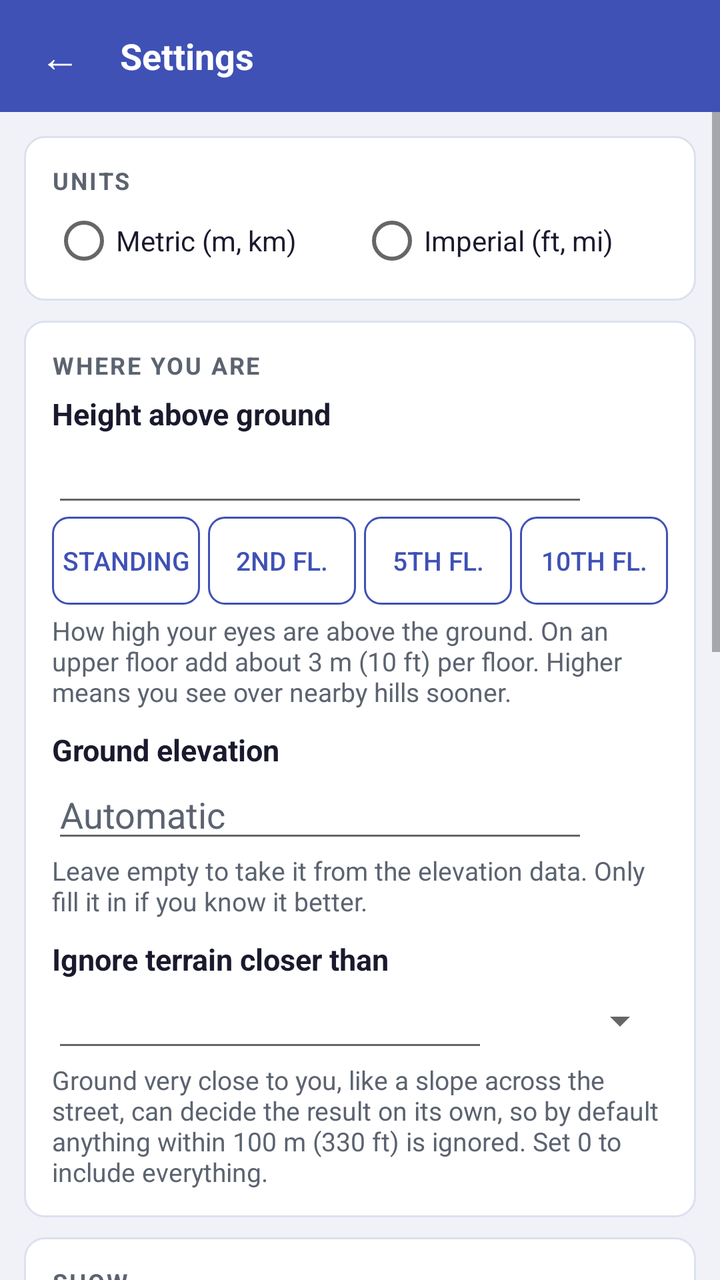
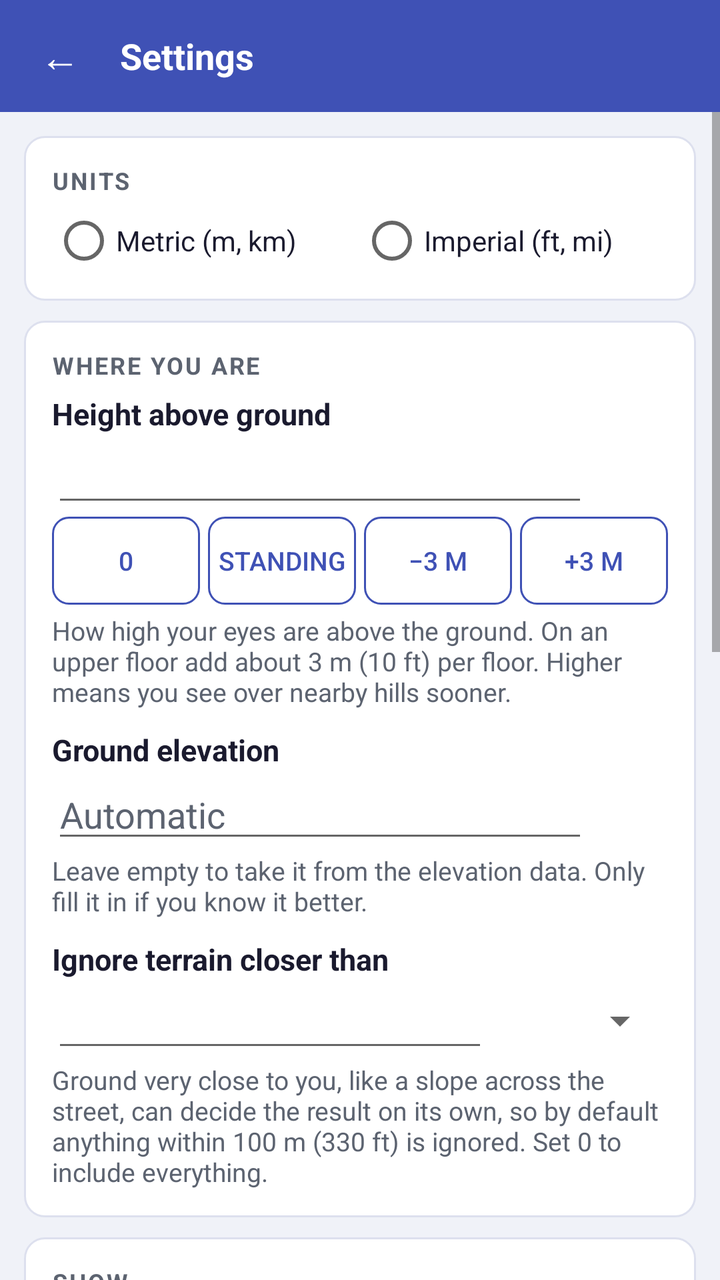

The first picture is an Android layout as it rendered before a commit; the second is the same layout after the commit. The layout source and the unified diff follow.
<!-- AndroidManifest.xml: application theme AppTheme -->
<!-- res/layout/activity_settings.xml -->
<?xml version="1.0" encoding="utf-8"?>
<LinearLayout xmlns:android="http://schemas.android.com/apk/res/android"
    android:layout_width="match_parent"
    android:layout_height="match_parent"
    android:orientation="vertical"
    android:background="@color/bg_page">

    <LinearLayout
        android:layout_width="match_parent"
        android:layout_height="56dp"
        android:orientation="horizontal"
        android:background="@color/bg_header"
        android:gravity="center_vertical"
        android:paddingLeft="8dp"
        android:paddingRight="16dp">

        <Button
            android:id="@+id/btn_back"
            android:layout_width="44dp"
            android:layout_height="44dp"
            android:text="←"
            android:textSize="20sp"
            android:textColor="@color/text_on_primary"
            android:background="@drawable/btn_header"
            android:contentDescription="Back"
            android:focusable="true" />

        <TextView
            android:layout_width="wrap_content"
            android:layout_height="wrap_content"
            android:layout_marginLeft="8dp"
            android:text="Settings"
            android:textColor="@color/text_on_primary"
            android:textSize="18sp"
            android:textStyle="bold" />
    </LinearLayout>

    <ScrollView
        android:layout_width="match_parent"
        android:layout_height="match_parent">

        <LinearLayout
            android:layout_width="match_parent"
            android:layout_height="wrap_content"
            android:orientation="vertical"
            android:padding="12dp">

            <LinearLayout style="@style/Card">
                <TextView style="@style/SectionTitle" android:text="Units" />
                <RadioGroup android:id="@+id/units" android:layout_width="match_parent" android:layout_height="wrap_content" android:orientation="horizontal">
                    <RadioButton android:id="@+id/units_metric" android:layout_width="0dp" android:layout_height="wrap_content" android:layout_weight="1" android:text="Metric (m, km)" android:textColor="@color/text_primary" />
                    <RadioButton android:id="@+id/units_imperial" android:layout_width="0dp" android:layout_height="wrap_content" android:layout_weight="1" android:text="Imperial (ft, mi)" android:textColor="@color/text_primary" />
                </RadioGroup>
            </LinearLayout>

            <LinearLayout style="@style/Card">
                <TextView style="@style/SectionTitle" android:text="Where you are" />

                <TextView style="@style/FieldLabel" android:layout_marginTop="0dp" android:text="Height above ground" />
                <LinearLayout android:layout_width="match_parent" android:layout_height="wrap_content" android:orientation="horizontal" android:gravity="center_vertical">
                    <EditText android:id="@+id/height" android:layout_width="0dp" android:layout_height="wrap_content" android:layout_weight="1" android:inputType="numberDecimal" android:textColor="@color/text_primary" />
                    <TextView android:id="@+id/height_unit" android:layout_width="40dp" android:layout_height="wrap_content" android:gravity="center" android:textColor="@color/text_secondary" />
                </LinearLayout>
                <LinearLayout android:layout_width="match_parent" android:layout_height="wrap_content" android:orientation="horizontal">
                    <Button android:id="@+id/floor0" style="@style/BtnOutline" android:layout_width="0dp" android:layout_height="wrap_content" android:layout_weight="1" android:textSize="13sp" android:paddingLeft="4dp" android:paddingRight="4dp" android:text="Standing" />
                    <Button android:id="@+id/floor1" style="@style/BtnOutline" android:layout_width="0dp" android:layout_height="wrap_content" android:layout_weight="1" android:layout_marginLeft="4dp" android:textSize="13sp" android:paddingLeft="4dp" android:paddingRight="4dp" android:text="2nd fl." />
                    <Button android:id="@+id/floor4" style="@style/BtnOutline" android:layout_width="0dp" android:layout_height="wrap_content" android:layout_weight="1" android:layout_marginLeft="4dp" android:textSize="13sp" android:paddingLeft="4dp" android:paddingRight="4dp" android:text="5th fl." />
                    <Button android:id="@+id/floor9" style="@style/BtnOutline" android:layout_width="0dp" android:layout_height="wrap_content" android:layout_weight="1" android:layout_marginLeft="4dp" android:textSize="13sp" android:paddingLeft="4dp" android:paddingRight="4dp" android:text="10th fl." />
                </LinearLayout>
                <TextView style="@style/Why" android:layout_marginTop="4dp" android:text="How high your eyes are above the ground. On an upper floor add about 3 m (10 ft) per floor. Higher means you see over nearby hills sooner." />

                <TextView style="@style/FieldLabel" android:text="Ground elevation" />
                <LinearLayout android:layout_width="match_parent" android:layout_height="wrap_content" android:orientation="horizontal" android:gravity="center_vertical">
                    <EditText android:id="@+id/ground" android:layout_width="0dp" android:layout_height="wrap_content" android:layout_weight="1" android:hint="Automatic" android:inputType="numberDecimal|numberSigned" android:textColor="@color/text_primary" android:textColorHint="@color/text_secondary" />
                    <TextView android:id="@+id/ground_unit" android:layout_width="40dp" android:layout_height="wrap_content" android:gravity="center" android:textColor="@color/text_secondary" />
                </LinearLayout>
                <TextView style="@style/Why" android:text="Leave empty to take it from the elevation data. Only fill it in if you know it better." />

                <TextView style="@style/FieldLabel" android:text="Ignore terrain closer than" />
                <LinearLayout android:layout_width="match_parent" android:layout_height="wrap_content" android:orientation="horizontal" android:gravity="center_vertical">
                    <EditText android:id="@+id/mind" android:layout_width="0dp" android:layout_height="wrap_content" android:layout_weight="1" android:inputType="numberDecimal" android:textColor="@color/text_primary" />
                    <Spinner android:id="@+id/mind_unit" android:layout_width="90dp" android:layout_height="wrap_content" />
                </LinearLayout>
                <TextView style="@style/Why" android:text="Ground very close to you, like a slope across the street, can decide the result on its own, so by default anything within 100 m (330 ft) is ignored. Set 0 to include everything." />
            </LinearLayout>

            <LinearLayout style="@style/Card">
                <TextView style="@style/SectionTitle" android:text="Show" />
                <CheckBox android:id="@+id/col_visible" android:layout_width="match_parent" android:layout_height="wrap_content" android:text="Visible: over the real hills and mountains" android:textColor="@color/text_primary" />
                <CheckBox android:id="@+id/col_elevation" android:layout_width="match_parent" android:layout_height="wrap_content" android:text="Elevation: seeing down to a sea-level horizon from your height" android:textColor="@color/text_primary" />
                <CheckBox android:id="@+id/col_sea" android:layout_width="match_parent" android:layout_height="wrap_content" android:text="Standard: flat horizon at sea level, like most apps" android:textColor="@color/text_primary" />

                <TextView style="@style/FieldLabel" android:text="Clock" />
                <RadioGroup android:id="@+id/clock" android:layout_width="match_parent" android:layout_height="wrap_content" android:orientation="horizontal">
                    <RadioButton android:id="@+id/clock12" android:layout_width="0dp" android:layout_height="wrap_content" android:layout_weight="1" android:text="12-hour" android:textColor="@color/text_primary" />
                    <RadioButton android:id="@+id/clock24" android:layout_width="0dp" android:layout_height="wrap_content" android:layout_weight="1" android:text="24-hour" android:textColor="@color/text_primary" />
                </RadioGroup>

                <TextView style="@style/FieldLabel" android:text="Seconds" />
                <RadioGroup android:id="@+id/secs" android:layout_width="match_parent" android:layout_height="wrap_content" android:orientation="horizontal">
                    <RadioButton android:id="@+id/secs_show" android:layout_width="0dp" android:layout_height="wrap_content" android:layout_weight="1" android:text="Show seconds" android:textColor="@color/text_primary" />
                    <RadioButton android:id="@+id/secs_round" android:layout_width="0dp" android:layout_height="wrap_content" android:layout_weight="1" android:text="Round like a luach" android:textColor="@color/text_primary" />
                </RadioGroup>
                <TextView style="@style/Why" android:text="Rounded: deadlines (sof zman shma and tefila, candle lighting, sunset) round down, everything else rounds up." />

                <TextView style="@style/FieldLabel" android:text="Time zone" />
                <EditText android:id="@+id/tz" android:layout_width="match_parent" android:layout_height="wrap_content" android:hint="Automatic (the location's own)" android:inputType="text" android:singleLine="true" android:textColor="@color/text_primary" android:textColorHint="@color/text_secondary" />
            </LinearLayout>

            <LinearLayout style="@style/Card">
                <TextView style="@style/SectionTitle" android:text="Advanced" />
                <TextView style="@style/Why" android:text="Leave these unless you know why you are changing them." />
                <TextView style="@style/FieldLabel" android:text="Horizon refraction (arcminutes)" />
                <EditText android:id="@+id/refr" android:layout_width="match_parent" android:layout_height="wrap_content" android:hint="34" android:inputType="numberDecimal" android:textColor="@color/text_primary" android:textColorHint="@color/text_secondary" />
                <TextView style="@style/FieldLabel" android:text="Ground-level bending (k)" />
                <EditText android:id="@+id/kk" android:layout_width="match_parent" android:layout_height="wrap_content" android:hint="0.13" android:inputType="numberDecimal|numberSigned" android:textColor="@color/text_primary" android:textColorHint="@color/text_secondary" />
            </LinearLayout>

            <Button android:id="@+id/btn_reset" style="@style/BtnOutline" android:layout_width="match_parent" android:layout_height="wrap_content" android:text="Reset settings" />
        </LinearLayout>
    </ScrollView>
</LinearLayout>
<!-- resources referenced by this layout -->
<resources>
  <color name="bg_header">#3F51B5</color>
  <color name="bg_page">#F0F2F8</color>
  <color name="text_on_primary">#FFFFFF</color>
  <color name="text_primary">#1A1A2E</color>
  <color name="text_secondary">#5C6370</color>
  <style name="BtnOutline">
          <item name="android:background">@drawable/btn_outline</item>
          <item name="android:textColor">@color/btn_outline_text</item>
          <item name="android:textSize">15sp</item>
          <item name="android:minHeight">44dp</item>
          <item name="android:gravity">center</item>
          <item name="android:focusable">true</item>
          <item name="android:paddingLeft">16dp</item>
          <item name="android:paddingRight">16dp</item>
      </style>
  <style name="Card">
          <item name="android:layout_width">match_parent</item>
          <item name="android:layout_height">wrap_content</item>
          <item name="android:orientation">vertical</item>
          <item name="android:background">@drawable/card_bg</item>
          <item name="android:padding">14dp</item>
          <item name="android:layout_marginBottom">10dp</item>
      </style>
  <style name="FieldLabel">
          <item name="android:layout_width">match_parent</item>
          <item name="android:layout_height">wrap_content</item>
          <item name="android:textColor">@color/text_primary</item>
          <item name="android:textSize">15sp</item>
          <item name="android:textStyle">bold</item>
          <item name="android:layout_marginTop">10dp</item>
      </style>
  <style name="SectionTitle">
          <item name="android:layout_width">match_parent</item>
          <item name="android:layout_height">wrap_content</item>
          <item name="android:textColor">@color/text_secondary</item>
          <item name="android:textSize">12sp</item>
          <item name="android:textStyle">bold</item>
          <item name="android:textAllCaps">true</item>
          <item name="android:letterSpacing">0.08</item>
          <item name="android:layout_marginBottom">6dp</item>
      </style>
  <style name="Why">
          <item name="android:layout_width">match_parent</item>
          <item name="android:layout_height">wrap_content</item>
          <item name="android:textColor">@color/text_secondary</item>
          <item name="android:textSize">13sp</item>
      </style>
  <style name="AppTheme" parent="android:Theme.Material.Light.NoActionBar">
          <item name="android:colorPrimary">@color/primary</item>
          <item name="android:colorPrimaryDark">@color/primary_dark</item>
          <item name="android:colorAccent">@color/accent</item>
          <item name="android:windowBackground">@color/bg_page</item>
      </style>
  <color name="btn_outline_text">#3F51B5</color>
  <!-- drawable card_bg (drawable) -->
  <?xml version="1.0" encoding="utf-8"?>
  <shape xmlns:android="http://schemas.android.com/apk/res/android"
      android:shape="rectangle">
      <solid android:color="@color/bg_card" />
      <corners android:radius="10dp" />
      <stroke android:width="1dp" android:color="@color/card_border" />
  </shape>
  <color name="primary">#3F51B5</color>
  <color name="primary_dark">#303F9F</color>
  <color name="accent">#00BFA5</color>
  <color name="btn_outline_focused_bg">#E8EAF6</color>
  <color name="btn_outline_border">#3F51B5</color>
  <color name="item_pressed_bg">#C5CAF0</color>
  <color name="bg_card">#FFFFFF</color>
  <color name="card_border">#DDE0EE</color>
  <!-- unchanged entries left out for length: 2 -->
</resources>

<!-- the commit's change to res/layout/activity_settings.xml (unified diff, before → after) -->
@@ -62,10 +62,10 @@
                     <TextView android:id="@+id/height_unit" android:layout_width="40dp" android:layout_height="wrap_content" android:gravity="center" android:textColor="@color/text_secondary" />
                 </LinearLayout>
                 <LinearLayout android:layout_width="match_parent" android:layout_height="wrap_content" android:orientation="horizontal">
-                    <Button android:id="@+id/floor0" style="@style/BtnOutline" android:layout_width="0dp" android:layout_height="wrap_content" android:layout_weight="1" android:textSize="13sp" android:paddingLeft="4dp" android:paddingRight="4dp" android:text="Standing" />
-                    <Button android:id="@+id/floor1" style="@style/BtnOutline" android:layout_width="0dp" android:layout_height="wrap_content" android:layout_weight="1" android:layout_marginLeft="4dp" android:textSize="13sp" android:paddingLeft="4dp" android:paddingRight="4dp" android:text="2nd fl." />
-                    <Button android:id="@+id/floor4" style="@style/BtnOutline" android:layout_width="0dp" android:layout_height="wrap_content" android:layout_weight="1" android:layout_marginLeft="4dp" android:textSize="13sp" android:paddingLeft="4dp" android:paddingRight="4dp" android:text="5th fl." />
-                    <Button android:id="@+id/floor9" style="@style/BtnOutline" android:layout_width="0dp" android:layout_height="wrap_content" android:layout_weight="1" android:layout_marginLeft="4dp" android:textSize="13sp" android:paddingLeft="4dp" android:paddingRight="4dp" android:text="10th fl." />
+                    <Button android:id="@+id/h_zero" style="@style/BtnOutline" android:layout_width="0dp" android:layout_height="wrap_content" android:layout_weight="1" android:textSize="13sp" android:paddingLeft="4dp" android:paddingRight="4dp" android:text="0" />
+                    <Button android:id="@+id/h_stand" style="@style/BtnOutline" android:layout_width="0dp" android:layout_height="wrap_content" android:layout_weight="1" android:layout_marginLeft="4dp" android:textSize="13sp" android:paddingLeft="4dp" android:paddingRight="4dp" android:text="Standing" />
+                    <Button android:id="@+id/h_minus" style="@style/BtnOutline" android:layout_width="0dp" android:layout_height="wrap_content" android:layout_weight="1" android:layout_marginLeft="4dp" android:textSize="13sp" android:paddingLeft="4dp" android:paddingRight="4dp" android:text="−3 m" />
+                    <Button android:id="@+id/h_plus" style="@style/BtnOutline" android:layout_width="0dp" android:layout_height="wrap_content" android:layout_weight="1" android:layout_marginLeft="4dp" android:textSize="13sp" android:paddingLeft="4dp" android:paddingRight="4dp" android:text="+3 m" />
                 </LinearLayout>
                 <TextView style="@style/Why" android:layout_marginTop="4dp" android:text="How high your eyes are above the ground. On an upper floor add about 3 m (10 ft) per floor. Higher means you see over nearby hills sooner." />
 
